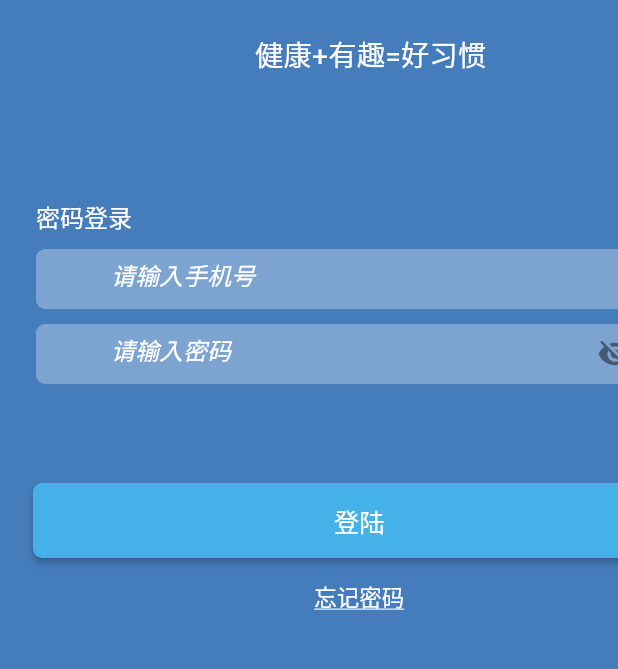
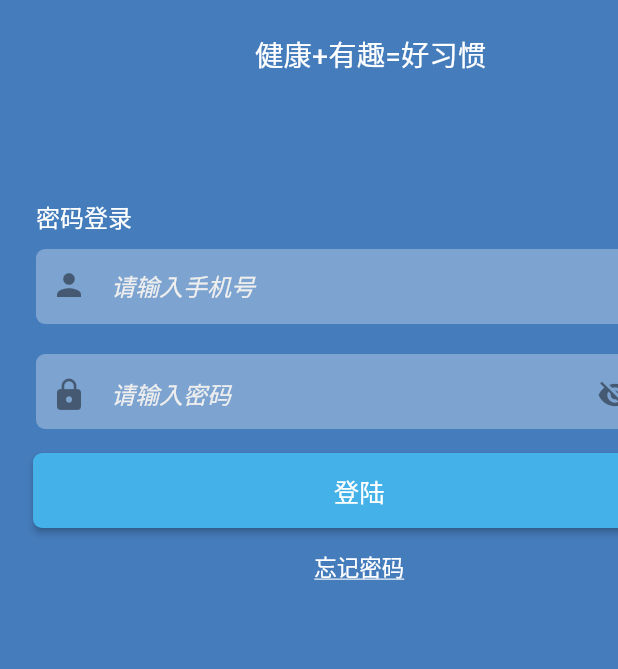
Before and after one commit to EarlyAnt/MyFlutter, a Flutter app: the screen it shows after launch, on a phone screen of 412 x 824 dp, the part 252-921 px from its top. Run offline on Flutter 3.47's test engine with Material 2 defaults, Android fonts, the phone set to English and light mode, and no system bars; our stand-ins replace camera, dio, shared_preferences, video_player; missing offline and left inert: common_utils.

Commit message:
1.login_widget.dart脚本，手机号输入框暂时不加国家代码。 2.调整了几个控件的布局，现在看上去已经跟设计稿差不多了。

```diff
--- a/myflutter/lib/module/login/src/login_widget.dart
+++ b/myflutter/lib/module/login/src/login_widget.dart
@@ -58,8 +58,8 @@ class _LoginState extends State<Login> {
                           SizedBox(height: 10),
                           Container(
                             width: 430.0,
-                            height: 40.0,
-                            padding: EdgeInsets.fromLTRB(50, 0, 20, 7),
+                            height: 50.0,
+                            padding: EdgeInsets.fromLTRB(10, 0, 20, 0),
                             decoration: ShapeDecoration(
                               color: Colors.white30,
                               shape: RoundedRectangleBorder(
@@ -72,22 +72,22 @@ class _LoginState extends State<Login> {
                               style:
                                   TextStyle(color: Colors.white, fontSize: 16),
                               decoration: InputDecoration(
-                                // icon: Icon(Icons.person),
+                                icon: Icon(Icons.person),
                                 border: InputBorder.none,
                                 hintText: '请输入手机号',
                                 hintStyle: TextStyle(
                                     fontStyle: FontStyle.italic,
-                                    color: Colors.white),
+                                    color: Colors.grey[200]),
                                 contentPadding:
                                     EdgeInsets.symmetric(vertical: 8.0),
                               ),
                             ),
                           ),
-                          SizedBox(height: 10),
+                          SizedBox(height: 20),
                           Container(
                             width: 430.0,
-                            height: 40.0,
-                            padding: EdgeInsets.fromLTRB(50, 0, 20, 7),
+                            height: 50.0,
+                            padding: EdgeInsets.fromLTRB(10, 5, 20, 0),
                             decoration: ShapeDecoration(
                               color: Colors.white30,
                               shape: RoundedRectangleBorder(
@@ -101,12 +101,12 @@ class _LoginState extends State<Login> {
                               style:
                                   TextStyle(color: Colors.white, fontSize: 16),
                               decoration: InputDecoration(
-                                // icon: Icon(Icons.lock),
+                                icon: Icon(Icons.lock),
                                 border: InputBorder.none,
                                 hintText: '请输入密码',
                                 hintStyle: TextStyle(
                                     fontStyle: FontStyle.italic,
-                                    color: Colors.white),
+                                    color: Colors.grey[200]),
                                 contentPadding:
                                     EdgeInsets.symmetric(vertical: 8.0),
                                 suffixIcon: IconButton(
@@ -125,7 +125,7 @@ class _LoginState extends State<Login> {
                         ],
                       ))),
               Positioned(
-                  top: 490,
+                  top: 470,
                   left: 22,
                   child: Container(
                       alignment: Alignment.center,
```
